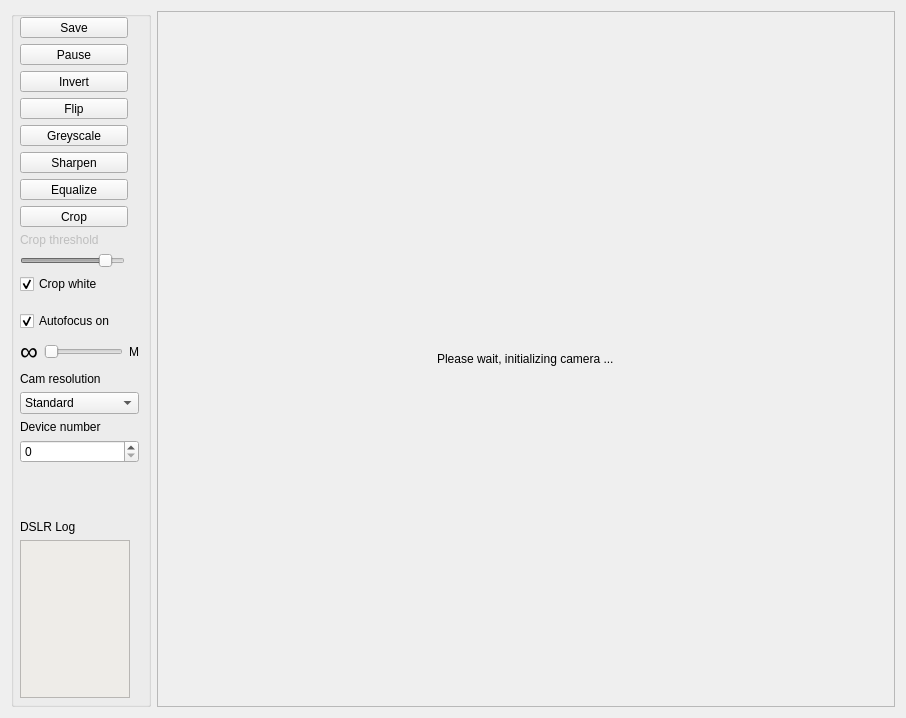
JohannesBiermann/NegativeViewer, file src/dialog.ui: the form before one commit.
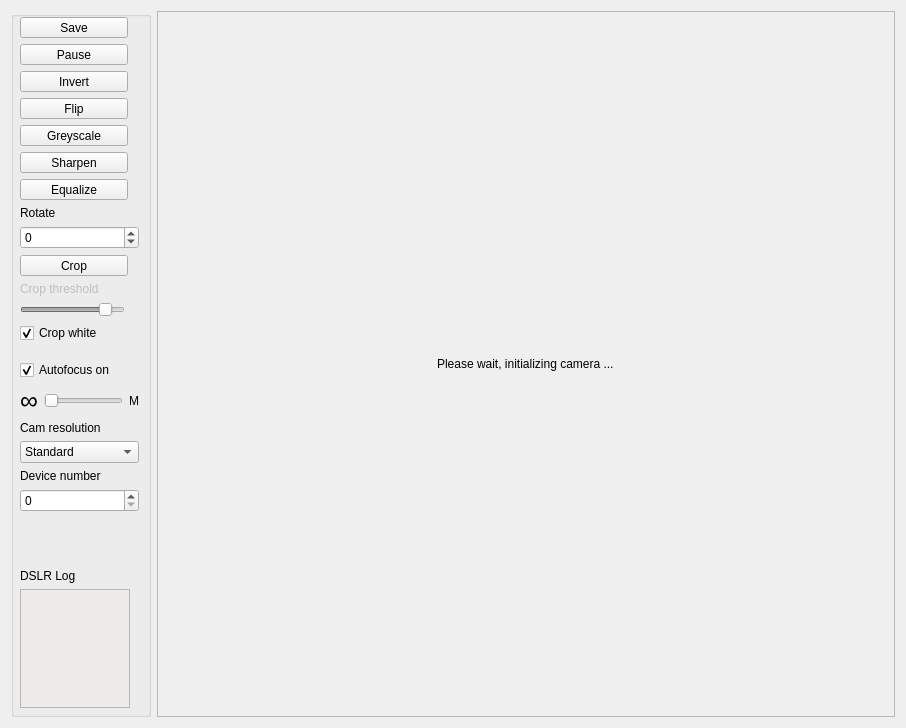
The form after the commit. The open tabs and pages were chosen to show the change. Icons and pictures are not drawn.

Patch:
```diff
--- a/src/dialog.ui
+++ b/src/dialog.ui
@@ -7,7 +7,7 @@
     <x>0</x>
     <y>0</y>
     <width>906</width>
-    <height>718</height>
+    <height>728</height>
    </rect>
   </property>
   <property name="sizePolicy">
@@ -199,6 +199,29 @@
         </property>
        </widget>
       </item>
+      <item>
+       <widget class="QLabel" name="lblRotate">
+        <property name="enabled">
+         <bool>true</bool>
+        </property>
+        <property name="text">
+         <string>Rotate</string>
+        </property>
+       </widget>
+      </item>
+      <item>
+       <widget class="QSpinBox" name="rotateBox">
+        <property name="minimum">
+         <number>-360</number>
+        </property>
+        <property name="maximum">
+         <number>360</number>
+        </property>
+        <property name="singleStep">
+         <number>90</number>
+        </property>
+       </widget>
+      </item>
       <item>
        <widget class="QToolButton" name="chkCrop">
         <property name="baseSize">
@@ -558,7 +581,7 @@
         <x>0</x>
         <y>0</y>
         <width>740</width>
-        <height>698</height>
+        <height>708</height>
        </rect>
       </property>
       <property name="sizePolicy">
```
Left out of the diff: 2 changed lines with no effect on the pictures.
